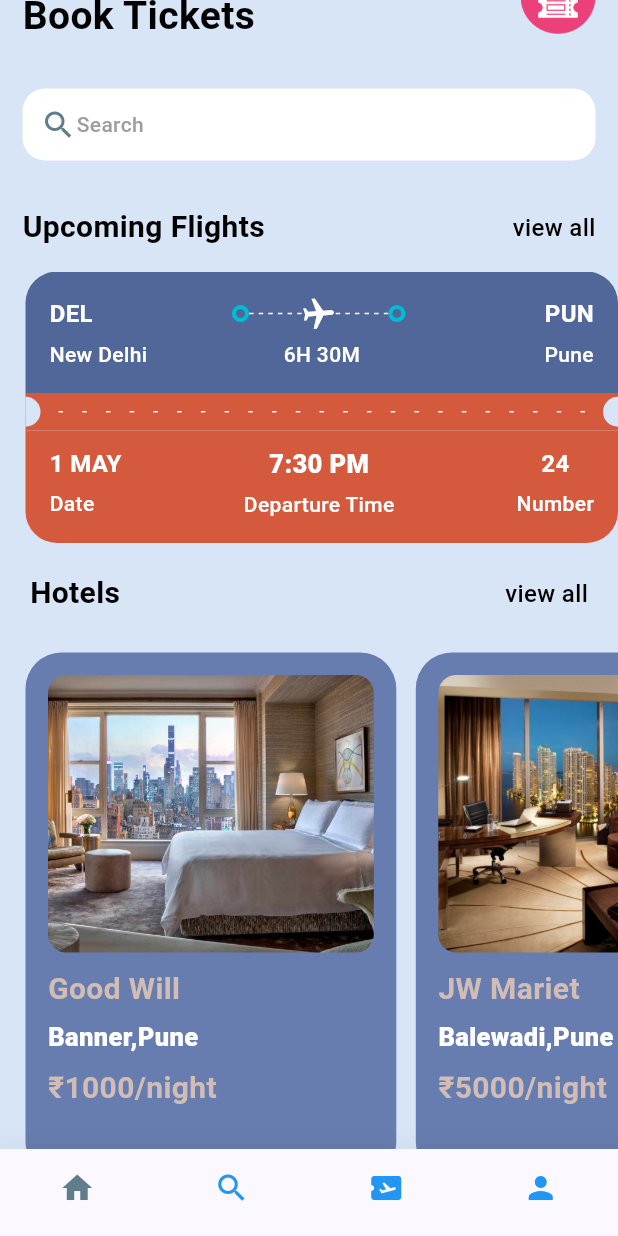
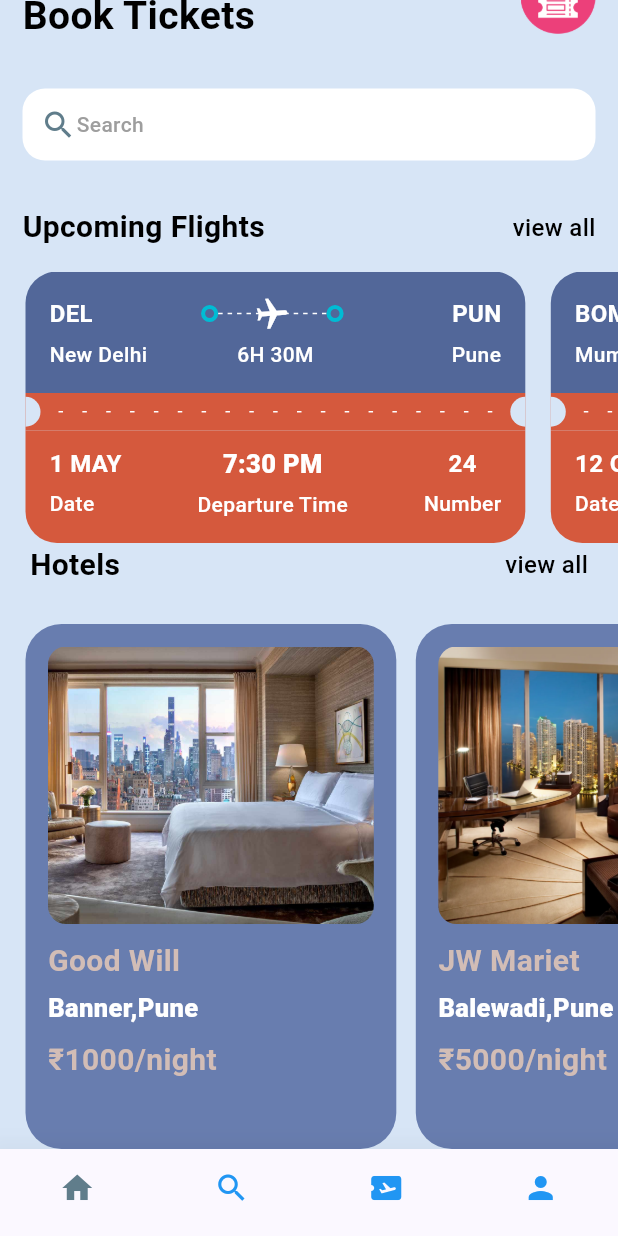
Before and after one commit to jaybhavsar555/TicketBookingApp, a Flutter app: the screen it shows after launch, scrolled down 94 dp, on a phone screen of 412 x 824 dp. Run offline on Flutter 3.47's test engine with Material 2 defaults, Android fonts, the phone set to English and light mode, and no system bars; our stand-ins replace barcode_widget, gap, get.

Commit message:
Done with search Screen. Working on ticket_screen.dart

```diff
--- a/lib/screens/home_screen.dart
+++ b/lib/screens/home_screen.dart
@@ -1,6 +1,6 @@
 import 'package:flutter/material.dart';
 import 'package:gap/gap.dart';
-import 'package:ticketbookapp/screens/ticket_view.dart';
+import 'package:ticketbookapp/widget/ticket_view.dart';
 import 'package:ticketbookapp/utils/app_layout.dart';
 import 'package:ticketbookapp/utils/app_style.dart';
 import 'package:ticketbookapp/utils/hotel_info_list.dart';
@@ -113,7 +113,7 @@ class MyHomePage extends StatelessWidget {
                   ],
                 ),
               ),
-              Gap(15),
+              const Gap(15),
                //for hotels list
                SingleChildScrollView(
                 scrollDirection: Axis.horizontal,
--- a/lib/screens/hotels_view.dart
+++ b/lib/screens/hotels_view.dart
@@ -1,4 +1,3 @@
-import 'package:flutter/cupertino.dart';
 import 'package:flutter/material.dart';
 import 'package:gap/gap.dart';
 import 'package:ticketbookapp/utils/app_layout.dart';
@@ -38,16 +37,16 @@ class HotelView extends StatelessWidget {
               )
             ),
           ),
-          Gap(10),
+          const Gap(10),
           Text("${hotel['hotel_name']}",
           style: Styles.textHeadStyle2.copyWith(color: Styles.kakiColor)
           ),
-          Gap(5),
+          const Gap(5),
           Text("${hotel['destination']}",
               style: Styles.textHeadStyle3.copyWith(color:Colors.white)
           ),
-          Gap(8),
-          Text("\₹${hotel['price']}/night",
+          const Gap(8),
+          Text("₹${hotel['price']}/night",
               style: Styles.textHeadStyle2.copyWith(color:Styles.kakiColor)
           ),
         ],
--- a/lib/screens/search_screen.dart
+++ b/lib/screens/search_screen.dart
@@ -1,4 +1,3 @@
-import 'package:flutter/cupertino.dart';
 import 'package:flutter/material.dart';
 import 'package:gap/gap.dart';
 import 'package:ticketbookapp/utils/app_layout.dart';
@@ -133,7 +132,7 @@ class SearchScreen extends StatelessWidget {
                        decoration: BoxDecoration(
                            shape: BoxShape.circle,
                            color: Colors.transparent,
-                           border: Border.all(color: Color(0xFF189999) ,width: 18)
+                           border: Border.all(color: const Color(0xFF189999) ,width: 18)
                        ) ,
                      ))
                     ],
--- a/lib/utils/app_style.dart
+++ b/lib/utils/app_style.dart
@@ -13,7 +13,7 @@ class Styles{
   static TextStyle ticketTextStyle1= const TextStyle(fontSize: 16, color: Colors.white,fontWeight: FontWeight.w600);
   static TextStyle textHeadStyle1=TextStyle(fontSize: 26, color: textColor,fontWeight: FontWeight.bold);
   static TextStyle textHeadStyle2=TextStyle(fontSize: 20, color: textColor,fontWeight: FontWeight.bold);
-  static TextStyle textHeadStyle3= TextStyle(fontSize: 17, color: Colors.grey.shade700,fontWeight: FontWeight.w800);
+  static TextStyle textHeadStyle3= const TextStyle(fontSize: 17,fontWeight: FontWeight.w800);
   static TextStyle textHeadStyle4=TextStyle(fontSize: 14, color: Colors.grey.shade500,fontWeight: FontWeight.w500);
 
 
--- /dev/null
+++ b/lib/widget/horizontal_line_widget.dart
@@ -0,0 +1,32 @@
+import 'package:flutter/cupertino.dart';
+import 'package:flutter/material.dart';
+
+import '../utils/app_layout.dart';
+
+class HorizontalLineWidget extends StatelessWidget {
+  final bool? isColor;
+  final int section;
+  final double width;
+
+  const HorizontalLineWidget({Key? key,required this.section, this.isColor, this.width=3.0}) : super(key: key);
+
+  @override
+  Widget build(BuildContext context) {
+    return LayoutBuilder(
+      builder: (BuildContext context, BoxConstraints constraints){
+        return  Flex(
+          direction: Axis.horizontal,
+          mainAxisAlignment: MainAxisAlignment.spaceBetween,
+          children: List.generate((constraints.constrainWidth()/section).floor(), (index) =>  SizedBox(
+            width: width,height: AppLayout.getHeight(1), child:  DecoratedBox(
+            decoration: BoxDecoration(
+                color: isColor==null? Colors.white: Colors.black38
+            ),
+          ),
+          )
+          ),
+        );
+      },
+    );
+  }
+}
--- a/lib/widget/icon_text_widget.dart
+++ b/lib/widget/icon_text_widget.dart
@@ -1,4 +1,3 @@
-import 'package:flutter/cupertino.dart';
 import 'package:flutter/material.dart';
 import 'package:gap/gap.dart';
 import 'package:ticketbookapp/utils/app_style.dart';
--- a/lib/widget/round_container.dart
+++ b/lib/widget/round_container.dart
@@ -7,7 +7,7 @@ class RoundContainer extends StatelessWidget {
   @override
   Widget build(BuildContext context) {
     return  Container(
-      padding: EdgeInsets.all(3),
+      padding: const EdgeInsets.all(3),
       decoration: BoxDecoration(
         borderRadius: BorderRadius.circular(20),
         border: Border.all(width: 2.7, color: isColor==null? Colors.white: Colors.cyan),
--- a/lib/widget/ticket_tab.dart
+++ b/lib/widget/ticket_tab.dart
@@ -44,6 +44,10 @@ class TicketTabWidget extends StatelessWidget {
               ),
               child:  Center(child: Text(secondTabText)),
             ),
+
+
+
+
           ],
         ),
 
--- a/lib/screens/ticket_view.dart
+++ b/lib/widget/ticket_view.dart
@@ -2,6 +2,7 @@ import 'package:flutter/material.dart';
 import 'package:gap/gap.dart';
 import 'package:ticketbookapp/utils/app_layout.dart';
 import 'package:ticketbookapp/utils/app_style.dart';
+import 'package:ticketbookapp/widget/horizontal_line_widget.dart';
 import 'package:ticketbookapp/widget/round_container.dart';
 
 class TicketView extends StatelessWidget {
@@ -15,20 +16,23 @@ class TicketView extends StatelessWidget {
     final size= AppLayout.getSize(context);
     // print("from: ${ticket["from"]["name"]}");
     return  SizedBox(
-        width: AppLayout.getWidth(size.width),
-        height: AppLayout.getHeight(200),
+        width: size.width * 0.85,
+        height: AppLayout.getHeight(181),
 
       child: Container(
         margin:  EdgeInsets.only(right: AppLayout.getHeight(17)),
         child: Column(
+         mainAxisSize: MainAxisSize.min,
           children: [
             /*
                   Showing the blue part of the ticket
             * */
             Container(
               decoration:  BoxDecoration(
-                color: isColor==null? Color(0xFF526799): Colors.white,
-                borderRadius: BorderRadius.only(topLeft: Radius.circular(AppLayout.getHeight(21)),topRight: Radius.circular(AppLayout.getHeight(21))),
+                color: isColor==null? const Color(0xFF526799): Colors.white,
+                borderRadius: BorderRadius.only(topLeft: Radius.circular(AppLayout.getHeight(21)),
+                    topRight: Radius.circular(AppLayout.getHeight(21))
+                ),
               ),
               padding:  EdgeInsets.all(AppLayout.getHeight(16)),
               child: Column(
@@ -81,7 +85,7 @@ class TicketView extends StatelessWidget {
 
                     ],
                   ),
-                   Gap(5),
+                   const Gap(5),
                    Row(
                      mainAxisAlignment: MainAxisAlignment.spaceBetween,
                     children: [
@@ -129,22 +133,7 @@ class TicketView extends StatelessWidget {
                   Expanded(
                       child: Padding(
                         padding:  EdgeInsets.all(AppLayout.getHeight(12)),
-                        child: LayoutBuilder(
-                           builder: (BuildContext context, BoxConstraints constraints){
-                           return  Flex(
-                             direction: Axis.horizontal,
-                             mainAxisAlignment: MainAxisAlignment.spaceBetween,
-                             children: List.generate((constraints.constrainWidth()/15).floor(), (index) =>  SizedBox(
-                               width: AppLayout.getWidth(3),height: AppLayout.getHeight(1), child:  DecoratedBox(
-                               decoration: BoxDecoration(
-                                   color: isColor==null? Colors.white: Colors.black38
-                               ),
-                             ),
-                             )
-                             ),
-                           );
-                  },
-                        ),
+                        child: HorizontalLineWidget(section: 15,),
                       )
                   ),
                   SizedBox(
@@ -170,8 +159,8 @@ class TicketView extends StatelessWidget {
               padding:  EdgeInsets.only(left:AppLayout.getHeight(16),top: AppLayout.getWidth(10),right: AppLayout.getHeight(16),bottom: AppLayout.getWidth(16)),
               decoration:  BoxDecoration(
                 color: isColor==null? Styles.orangeColor:Colors.white,
-                borderRadius:  BorderRadius.only(bottomLeft: Radius.circular(AppLayout.getHeight(21)),
-                    bottomRight: Radius.circular(AppLayout.getWidth(21))),
+                borderRadius:  BorderRadius.only(bottomLeft: Radius.circular(isColor==null? AppLayout.getHeight(21):0),
+                    bottomRight: Radius.circular(isColor==null? AppLayout.getWidth(21):0)),
 
               ),
               child: Column(
@@ -190,7 +179,7 @@ class TicketView extends StatelessWidget {
                       Column(
                         children: [
                           Text("${ticket["departureTime"]}", style:isColor==null? Styles.textHeadStyle3.copyWith(color: Colors.white):Styles.textHeadStyle3.copyWith(color: Colors.black),),
-                          Gap(5),
+                          const Gap(5),
                           Text("Departure Time",style:isColor==null? Styles.textHeadStyle4.copyWith(color: Colors.white):Styles.textHeadStyle4.copyWith(color: Colors.grey),),
                         ],
                       ),
@@ -198,7 +187,7 @@ class TicketView extends StatelessWidget {
                       Column(
                         children: [
                           Text("${ticket["number"]}", style:isColor==null? Styles.ticketTextStyle1.copyWith(color: Colors.white):Styles.ticketTextStyle1.copyWith(color: Colors.black),),
-                          Gap(5),
+                          const Gap(5),
                           Text("Number",style:isColor==null? Styles.textHeadStyle4.copyWith(color: Colors.white):Styles.textHeadStyle4.copyWith(color: Colors.grey),),
                         ],
                       ),
--- a/pubspec.yaml
+++ b/pubspec.yaml
@@ -39,6 +39,7 @@ dependencies:
   get:
 
 
+
 dev_dependencies:
   flutter_test:
     sdk: flutter
@@ -49,6 +50,8 @@ dev_dependencies:
   # package. See that file for information about deactivating specific lint
   # rules and activating additional ones.
   flutter_lints: ^2.0.0
+  barcode: ^2.2.4
+  barcode_widget: ^2.0.4
 
 # For information on the generic Dart part of this file, see the
 # following page: https://dart.dev/tools/pub/pubspec
```
Also changed, not shown: lib/screens/ticket_screen.dart (+139 -6 lines), lib/widget/customer_ticketLayout.dart (added, +25 -0 lines), assets/images/visa.png (added), assets/images/visa1.svg (added), assets/images/visa12.png (added), pubspec.lock.
